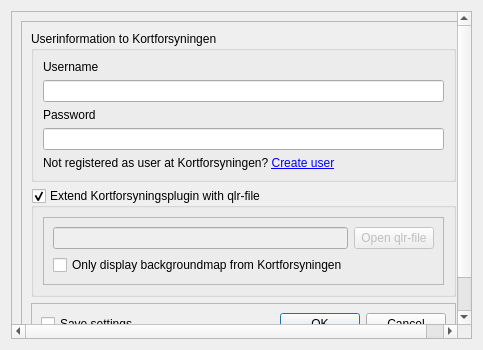
Above: Kortforsyningen/kf_settings.ui from SDFIdk/Qgis_plugin_Kortforsyningen before the change. Below: the same form after it.
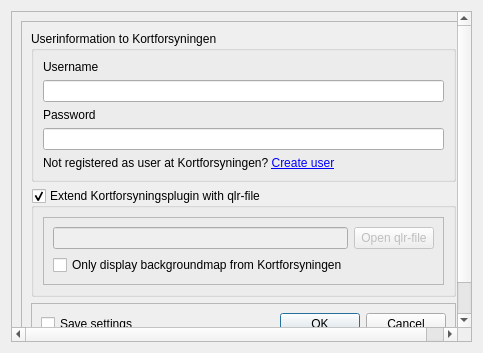
That is the form after the change.

Patch:
```diff
--- a/Kortforsyningen/kf_settings.ui
+++ b/Kortforsyningen/kf_settings.ui
@@ -7,7 +7,7 @@
     <x>0</x>
     <y>0</y>
     <width>483</width>
-    <height>350</height>
+    <height>353</height>
    </rect>
   </property>
   <property name="windowTitle">
@@ -25,7 +25,7 @@
         <x>0</x>
         <y>0</y>
         <width>463</width>
-        <height>330</height>
+        <height>333</height>
        </rect>
       </property>
       <layout class="QGridLayout" name="gridLayout_2">
```
